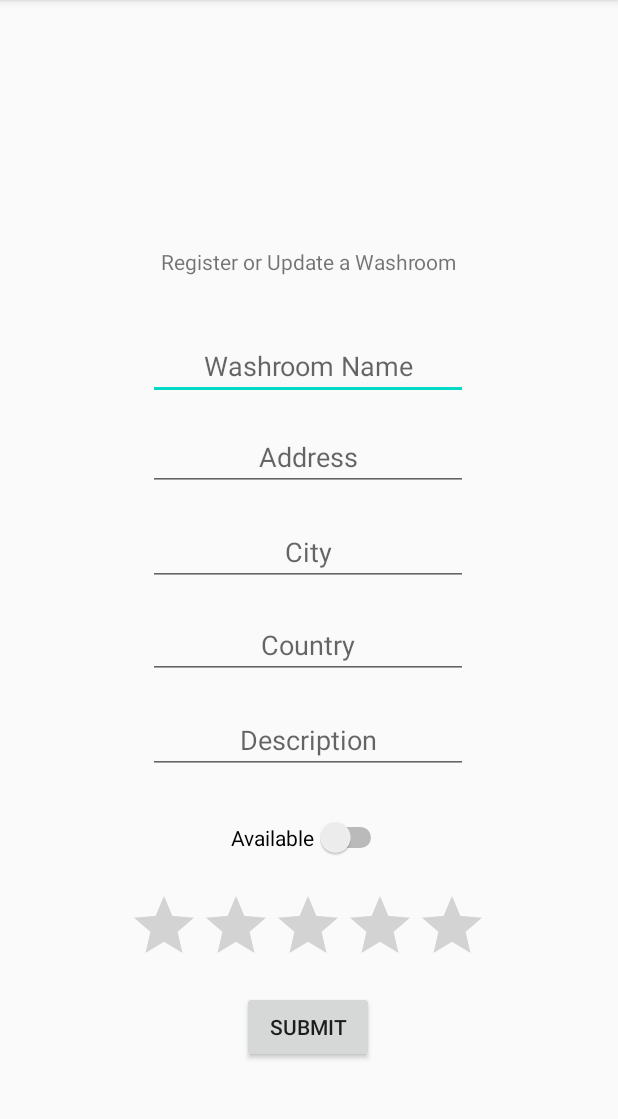
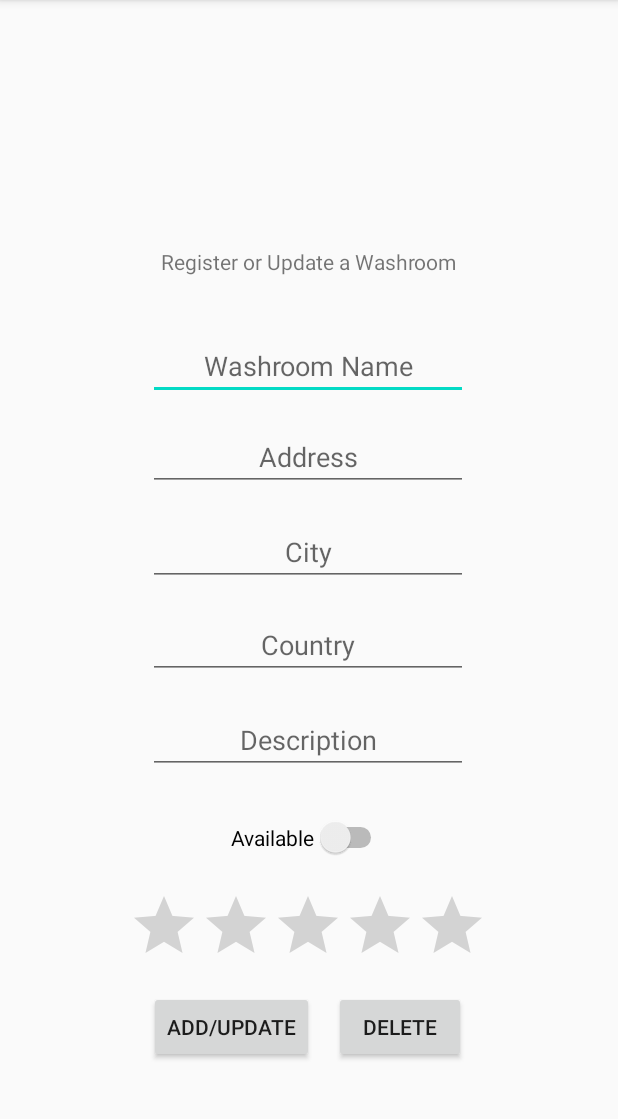
Before and after one commit to aronchung7/NeedToGo, an Android app: the WashroomData screen opened directly, with no data from a screen before it, on a phone screen of 412 x 824 dp, the part 84-1203 px from its top. Run offline under Robolectric (Android 15) with nearby library versions, the light colour scheme and no system bars; our stand-ins replace Firebase (no records; nobody signed in at launch, a user with empty details on screens opened directly).

Commit message:
Delete function working

```diff
--- a/app/src/main/java/com/example/needtogo/WashroomData.java
+++ b/app/src/main/java/com/example/needtogo/WashroomData.java
@@ -13,6 +13,8 @@ import android.widget.Switch;
 import android.widget.Toast;
 
 import com.google.android.gms.tasks.OnCompleteListener;
+import com.google.android.gms.tasks.OnFailureListener;
+import com.google.android.gms.tasks.OnSuccessListener;
 import com.google.android.gms.tasks.Task;
 import com.google.firebase.firestore.DocumentReference;
 import com.google.firebase.firestore.FirebaseFirestore;
@@ -27,7 +29,7 @@ public class WashroomData extends AppCompatActivity {
     EditText name, address, city, country, description;
     RatingBar rating;
     Switch availability;
-    Button btn;
+    Button btn, dBtn;
 
 //    public static final String NAME_KEY = "name";
     public static final String ADDRESS_KEY = "address";
@@ -37,6 +39,7 @@ public class WashroomData extends AppCompatActivity {
     public static final String RATING_KEY = "rating";
     public static final String AVAILABILITY_KEY = "availability";
     private DocumentReference mDocRef;
+    FirebaseFirestore db = FirebaseFirestore.getInstance();
 
     @Override
     protected void onCreate(Bundle savedInstanceState) {
@@ -50,12 +53,14 @@ public class WashroomData extends AppCompatActivity {
 //        }
 
         btn = findViewById(R.id.addSubmitButton);
+        dBtn = findViewById(R.id.addDeleteButton);
+
+        name = findViewById(R.id.addName);
+        address = findViewById(R.id.addAddress);
 
         btn.setOnClickListener(new View.OnClickListener() {
             @Override
             public void onClick(View v) {
-                name = findViewById(R.id.addName);
-                address = findViewById(R.id.addAddress);
                 city = findViewById(R.id.addCity);
                 country = findViewById(R.id.addCountry);
                 description = findViewById(R.id.addDescription);
@@ -103,5 +108,32 @@ public class WashroomData extends AppCompatActivity {
                 });
             }
         });
+
+        dBtn.setOnClickListener(new View.OnClickListener() {
+            @Override
+            public void onClick(View v) {
+                String addName = name.getText().toString();
+                String addAddress = address.getText().toString();
+
+                if (addName.isEmpty() || addAddress.isEmpty()) {
+                    return;
+                }
+
+                db.collection("washrooms").document(addName).delete()
+                    .addOnSuccessListener(new OnSuccessListener<Void>() {
+                        @Override
+                        public void onSuccess(Void aVoid) {
+                            makeText(WashroomData.this, "Washroom Data Deleted.", Toast.LENGTH_SHORT).show();
+                            startActivity(new Intent(getApplicationContext(), MainPage.class));
+                        }
+                    })
+                    .addOnFailureListener(new OnFailureListener() {
+                        @Override
+                        public void onFailure(@NonNull Exception e) {
+                            makeText(WashroomData.this, "Error ! " + e.getMessage(), Toast.LENGTH_SHORT).show();
+                        }
+                    });
+            }
+        });
     }
 }
--- a/app/src/main/res/layout/activity_main_page.xml
+++ b/app/src/main/res/layout/activity_main_page.xml
@@ -37,7 +37,7 @@
         android:layout_width="wrap_content"
         android:layout_height="wrap_content"
         android:onClick="add"
-        android:text="Add"
+        android:text="Data"
         app:layout_constraintBottom_toBottomOf="parent"
         app:layout_constraintEnd_toEndOf="parent"
         app:layout_constraintHorizontal_bias="0.736"
--- a/app/src/main/res/layout/activity_washroom_data.xml
+++ b/app/src/main/res/layout/activity_washroom_data.xml
@@ -88,10 +88,10 @@
         android:id="@+id/addSubmitButton"
         android:layout_width="wrap_content"
         android:layout_height="wrap_content"
-        android:text="Submit"
+        android:text="Add/Update"
         app:layout_constraintBottom_toBottomOf="parent"
         app:layout_constraintEnd_toEndOf="parent"
-        app:layout_constraintHorizontal_bias="0.498"
+        app:layout_constraintHorizontal_bias="0.328"
         app:layout_constraintStart_toStartOf="parent"
         app:layout_constraintTop_toTopOf="parent"
         app:layout_constraintVertical_bias="0.918" />
@@ -126,4 +126,16 @@
         app:layout_constraintTop_toTopOf="parent"
         app:layout_constraintVertical_bias="0.564" />
 
+    <Button
+        android:id="@+id/addDeleteButton"
+        android:layout_width="wrap_content"
+        android:layout_height="wrap_content"
+        android:text="Delete"
+        app:layout_constraintBottom_toBottomOf="parent"
+        app:layout_constraintEnd_toEndOf="parent"
+        app:layout_constraintHorizontal_bias="0.687"
+        app:layout_constraintStart_toStartOf="parent"
+        app:layout_constraintTop_toTopOf="parent"
+        app:layout_constraintVertical_bias="0.918" />
+
 </androidx.constraintlayout.widget.ConstraintLayout>
```
